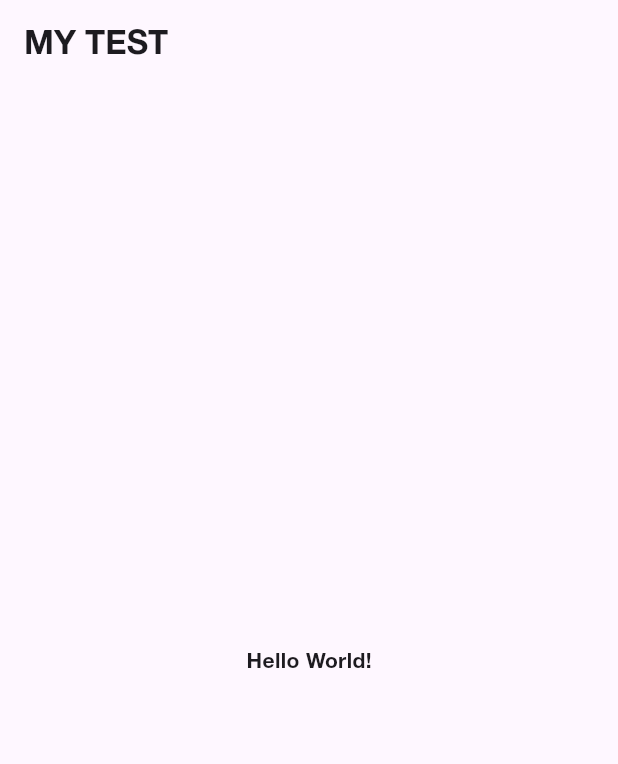
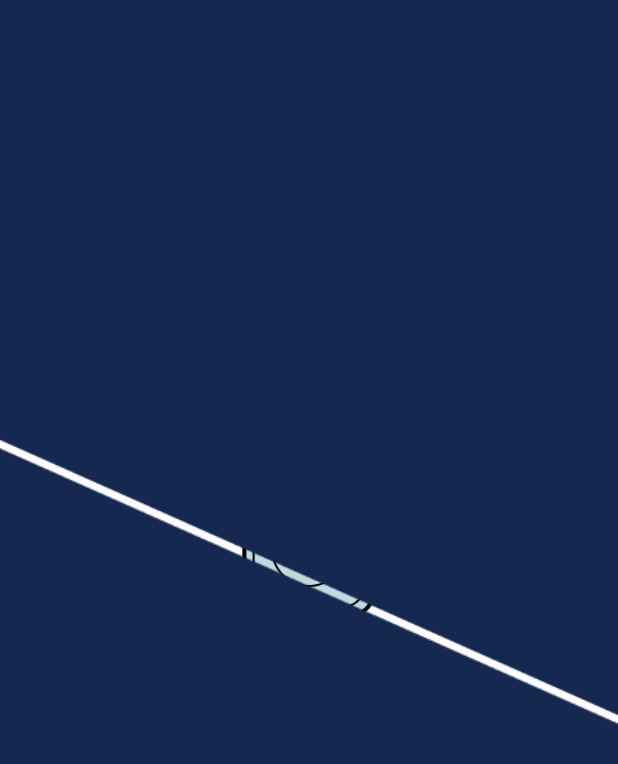
Before and after one commit to q-tran14/Flutter-FP, a Flutter app: the screen it shows after launch, on a phone screen of 412 x 824 dp. Shown: the top 764 px of the screen. Run offline on Flutter 3.47's test engine with Material 3 defaults, Android fonts, the phone set to English and light mode, and no system bars.

Commit message:
Done splash screen, login on process

```diff
--- /dev/null
+++ b/quizlet_clone/lib/splash_screen.dart
@@ -0,0 +1,78 @@
+import 'package:flutter/material.dart';
+import 'login.dart';
+
+class SplashScreen extends StatefulWidget {
+  const SplashScreen({super.key});
+
+  @override
+  State<SplashScreen> createState() => _SplashScreenState();
+}
+
+class _SplashScreenState extends State<SplashScreen> with SingleTickerProviderStateMixin{
+
+  bool opened = false;
+
+  @override
+  void initState() {
+    runSplashScreen();
+    super.initState();
+  }
+
+  @override
+  Widget build(BuildContext context) {
+    return Scaffold(
+      backgroundColor: Colors.white,
+      extendBodyBehindAppBar: true,
+      body: Stack(
+        alignment: AlignmentDirectional.center,
+        children: [
+          Center(
+            child: Column(
+              mainAxisAlignment: MainAxisAlignment.center,
+              children: [
+                ClipRRect(
+                  child: Image.asset(
+                    'assets/images/logo.png',
+                    fit: BoxFit.cover,
+                    width: 90,
+                    height: 90,
+                  ),
+                ),
+                const Text('Quizlet',style: TextStyle(fontSize: 48, color: Color(0xFF142850)),),
+                const Text('Empower Your Vocabulary with Flashcards!',style: TextStyle(fontSize: 14)),
+              ],
+            ),
+          ),
+          AnimatedPositioned(
+            duration: const Duration(milliseconds: 1600),
+            width: 1000,
+            height: 800,
+            top: opened ? -400 : -235,        // Close: -235 - -400
+            right: -350,
+            child: Image(image: AssetImage('assets/images/decorItem1.png'),),
+          ),
+          AnimatedPositioned(
+            duration: const Duration(milliseconds: 1600),
+            top: opened ? 500 : 235,         // Close: 235 - 500
+            left: -350,
+            child: Image(image: AssetImage('assets/images/decorItem1.png'),),
+          ),
+        ],
+      )
+    );
+  }
+
+  Future runSplashScreen() async {
+    await Future.delayed(const Duration(milliseconds: 1000));
+    setState(() {
+      opened = !opened;
+    });
+    await Future.delayed(const Duration(milliseconds: 4000));
+    setState(() {
+      opened = !opened;
+    });
+    await Future.delayed(const Duration(milliseconds: 4000));
+    // Add animation1, animation2 with purpose: fill all blank in require function, its like null
+    await Navigator.pushReplacement(context, PageRouteBuilder(pageBuilder: (context, animation1, animation2) => const Login(), transitionDuration: Duration.zero));
+  }
+}
```
Also changed, not shown: quizlet_clone/lib/login.dart (added, +102 -0 lines), quizlet_clone/lib/main.dart (+12 -7 lines), quizlet_clone/pubspec.yaml (+6 -1 lines), quizlet_clone/assets/images/decorItem1.png (added), quizlet_clone/pubspec.lock, 1 other file.
